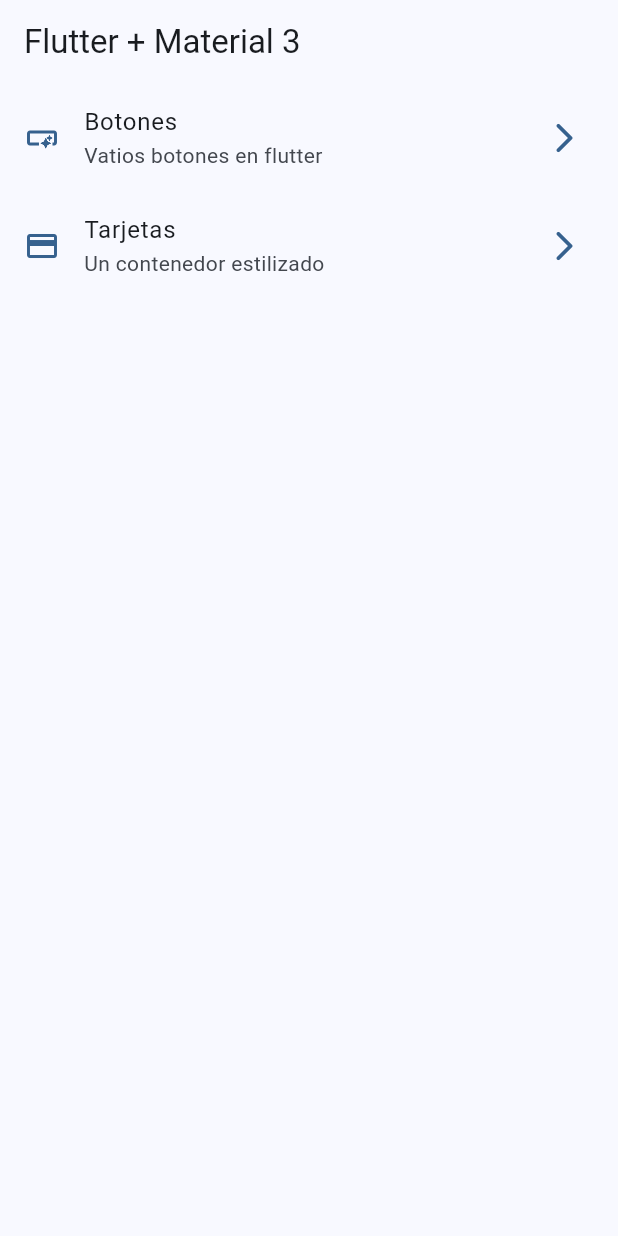
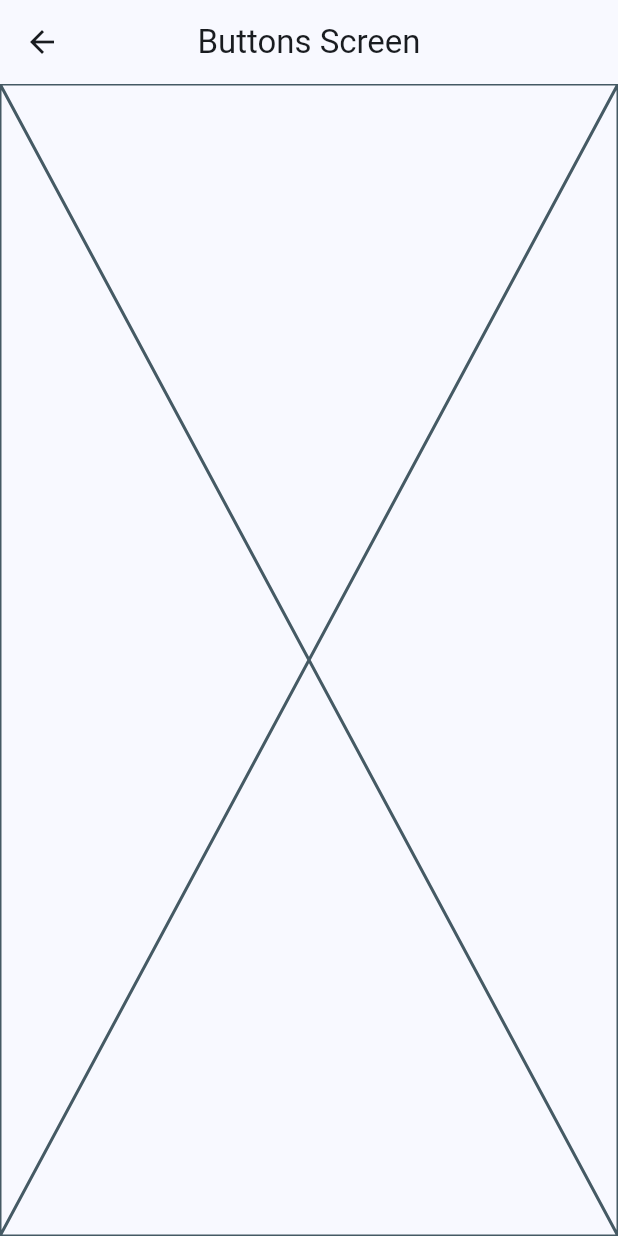
Before and after one commit to NirouNacho/widgets_app, a Flutter app: the screen it shows after launch, after a tap on "Botones", on a phone screen of 412 x 824 dp. Run offline on Flutter 3.47's test engine with Material 3 defaults, Android fonts, the phone set to English and light mode, and no system bars.

Commit message:
rutas basicas configuradas

```diff
--- a/lib/config/menu/menu_items.dart
+++ b/lib/config/menu/menu_items.dart
@@ -17,11 +17,11 @@ const appMenuItems = <MenuItem>[
   MenuItem(
       title: 'Botones',
       subTitle: 'Vatios botones en flutter',
-      link: '/butttons',
+      link: '/buttons',
       icon: Icons.smart_button_outlined),
   MenuItem(
       title: 'Tarjetas',
       subTitle: 'Un contenedor estilizado',
-      link: '/card',
+      link: '/cards',
       icon: Icons.credit_card),
 ];
--- a/lib/main.dart
+++ b/lib/main.dart
@@ -1,5 +1,7 @@
 import 'package:flutter/material.dart';
 import 'package:widgets_app/config/theme/app_theme.dart';
+import 'package:widgets_app/presentation/screens/buttons/buttons_screen.dart';
+import 'package:widgets_app/presentation/screens/cards/cards_screen.dart';
 import 'package:widgets_app/presentation/screens/home/home_screen.dart';
 
 void main() {
@@ -14,7 +16,11 @@ class MainApp extends StatelessWidget {
     return MaterialApp(
       debugShowCheckedModeBanner: false,
       theme: AppTheme(selectedColor: 0).getTheme(),
-      home:const HomeScreen()
+      home: const HomeScreen(),
+      routes: {
+        '/buttons': (context) => const ButtonsScreen(),
+        '/cards': (context) => const CardsScreen(),
+      },
     );
   }
 }
--- /dev/null
+++ b/lib/presentation/screens/buttons/buttons_screen.dart
@@ -0,0 +1,15 @@
+import 'package:flutter/material.dart';
+
+class ButtonsScreen extends StatelessWidget {
+  const ButtonsScreen({super.key});
+
+  @override
+  Widget build(BuildContext context) {
+    return Scaffold(
+      appBar: AppBar(
+        title: const Text('Buttons Screen'),
+      ),
+      body:const Placeholder(),
+    );
+  }
+}
--- a/lib/presentation/screens/home/home_screen.dart
+++ b/lib/presentation/screens/home/home_screen.dart
@@ -1,5 +1,6 @@
 import 'package:flutter/material.dart';
 import 'package:widgets_app/config/menu/menu_items.dart';
+import 'package:widgets_app/presentation/screens/buttons/buttons_screen.dart';
 
 class HomeScreen extends StatelessWidget {
   const HomeScreen({super.key});
@@ -21,11 +22,9 @@ class _HomeView extends StatelessWidget {
 
   @override
   Widget build(BuildContext context) {
-
-
     return ListView.builder(
       itemCount: appMenuItems.length,
-      itemBuilder: (context, index){
+      itemBuilder: (context, index) {
         final menuItem = appMenuItems[index];
         return _CustomListTile(menuItem: menuItem);
       },
@@ -42,16 +41,21 @@ class _CustomListTile extends StatelessWidget {
 
   @override
   Widget build(BuildContext context) {
-
     final colors = Theme.of(context).colorScheme;
 
     return ListTile(
-      leading: Icon(menuItem.icon,color: colors.primary,),
-      trailing: Icon(Icons.arrow_forward_ios_rounded,color: colors.primary),
+      leading: Icon(
+        menuItem.icon,
+        color: colors.primary,
+      ),
+      trailing: Icon(Icons.arrow_forward_ios_rounded, color: colors.primary),
       title: Text(menuItem.title),
       subtitle: Text(menuItem.subTitle),
-      onTap: (){
-        //TODO navegar a otras pantallas
+      onTap: () {
+        // Navigator.of(context).push(
+        //     MaterialPageRoute(builder: (context) => const ButtonsScreen()));
+
+        Navigator.pushNamed(context, menuItem.link);
       },
     );
   }
```
Also changed, not shown: lib/presentation/screens/cards/cards_screen.dart (added, +15 -0 lines).
